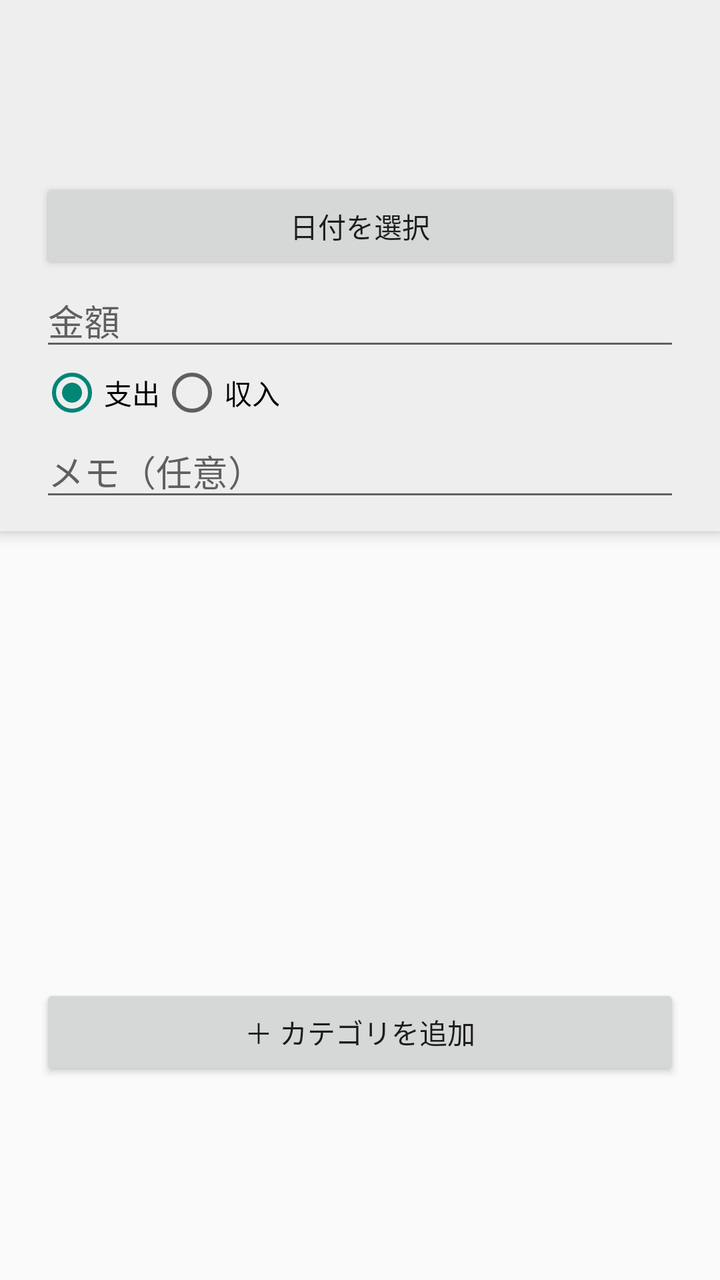
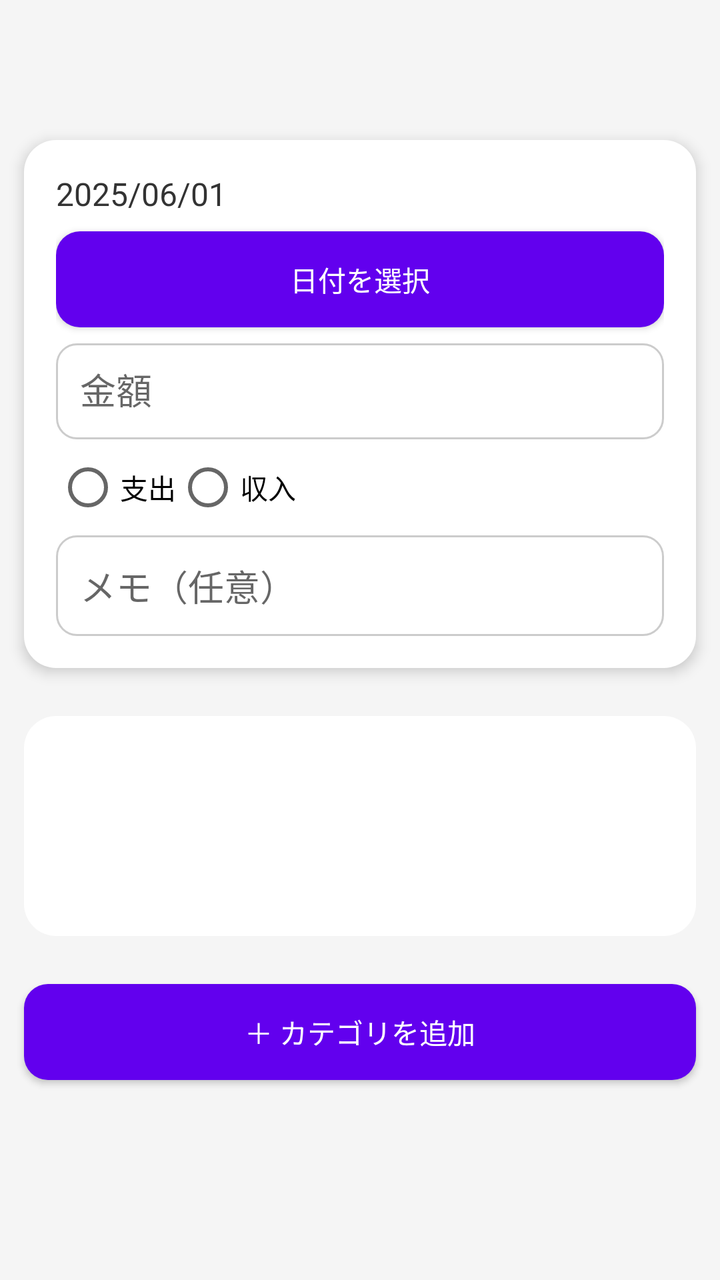

An Android layout rendered at two revisions. The XML below is the earlier revision; the diff shows what the commit changed to produce the second picture.
<!-- AndroidManifest.xml: application theme Theme.OkoLog -->
<!-- res/layout/register_fragment.xml -->
<?xml version="1.0" encoding="utf-8"?>

<LinearLayout
    xmlns:android="http://schemas.android.com/apk/res/android"
    android:id="@+id/layout_add"
    android:layout_width="match_parent"
    android:layout_height="match_parent"
    android:orientation="vertical">

    
    <LinearLayout
        android:id="@+id/fixed_top"
        android:layout_width="match_parent"
        android:layout_height="wrap_content"
        android:orientation="vertical"
        android:paddingTop="70dp"
        android:paddingBottom="10dp"
        android:paddingLeft="20dp"
        android:paddingRight="20dp"
        android:background="#EEEEEE"
        android:elevation="4dp">
        
        <TextView
            android:id="@+id/date_text"
            android:layout_width="wrap_content"
            android:layout_height="wrap_content" />
        
        <Button
            android:id="@+id/btn_pick_date"
            android:layout_width="match_parent"
            android:layout_height="wrap_content"
            android:text="日付を選択" />
        
        <EditText
            android:id="@+id/et_amount"
            android:layout_width="match_parent"
            android:layout_height="wrap_content"
            android:hint="金額"
            android:inputType="number"
            android:maxLength="7"/> 
        
        <RadioGroup
            android:id="@+id/radio_type"
            android:layout_width="match_parent"
            android:layout_height="wrap_content"
            android:orientation="horizontal">
            <RadioButton
                android:id="@+id/radio_expense"
                android:layout_width="wrap_content"
                android:layout_height="wrap_content"
                android:checked="true"
                android:text="支出" />
            <RadioButton
                android:id="@+id/radio_income"
                android:layout_width="wrap_content"
                android:layout_height="wrap_content"
                android:text="収入" />

        </RadioGroup>
        
        <EditText
            android:id="@+id/et_memo"
            android:layout_width="match_parent"
            android:layout_height="wrap_content"
            android:hint="メモ（任意）"
            android:maxLength="20"/>
    </LinearLayout>

    
    <ScrollView
        android:id="@+id/scrollView_categories"
        android:layout_width="match_parent"
        android:layout_height="0dp"
        android:layout_weight="1"
        android:paddingTop="30dp"
        android:paddingLeft="20dp"
        android:paddingRight="20dp">

        <LinearLayout
            android:id="@+id/category_container"
            android:layout_width="match_parent"
            android:layout_height="wrap_content"
            android:orientation="vertical">
            
        </LinearLayout>
    </ScrollView>
    
    <Button
        android:id="@+id/btn_add_category"
        android:text="＋ カテゴリを追加"
        android:layout_width="match_parent"
        android:layout_height="wrap_content"
        android:layout_marginTop="8dp"
        android:layout_marginLeft="20dp"
        android:layout_marginRight="20dp"
        android:layout_marginBottom="100dp"/>
</LinearLayout>
<!-- resources referenced by this layout -->
<resources>
  <style name="Theme.OkoLog" parent="Theme.AppCompat.Light.NoActionBar" />
</resources>

<!-- the commit's change to res/layout/register_fragment.xml (unified diff, before → after) -->
@@ -5,7 +5,8 @@
     android:id="@+id/layout_add"
     android:layout_width="match_parent"
     android:layout_height="match_parent"
-    android:orientation="vertical">
+    android:orientation="vertical"
+    android:background="#F5F5F5"> 
 
     
     <LinearLayout
@@ -13,31 +14,47 @@
         android:layout_width="match_parent"
         android:layout_height="wrap_content"
         android:orientation="vertical"
-        android:paddingTop="70dp"
-        android:paddingBottom="10dp"
-        android:paddingLeft="20dp"
-        android:paddingRight="20dp"
-        android:background="#EEEEEE"
+        android:padding="16dp"
+        android:layout_marginTop="70dp"
+        android:layout_marginLeft="12dp"
+        android:layout_marginBottom="12dp"
+        android:layout_marginRight="12dp"
+        android:background="@drawable/bg_rounded_card"
         android:elevation="4dp">
+
         
         <TextView
             android:id="@+id/date_text"
             android:layout_width="wrap_content"
-            android:layout_height="wrap_content" />
+            android:layout_height="wrap_content"
+            android:text="2025/06/01"
+            android:textSize="16sp"
+            android:textColor="#333333" />
+
         
         <Button
             android:id="@+id/btn_pick_date"
             android:layout_width="match_parent"
             android:layout_height="wrap_content"
-            android:text="日付を選択" />
+            android:text="日付を選択"
+            android:backgroundTint="#6200EE"
+            android:textColor="@android:color/white"
+            android:layout_marginTop="8dp"
+            android:layout_marginBottom="8dp"
+            android:background="@drawable/bg_rounded_button" />
+
         
         <EditText
             android:id="@+id/et_amount"
             android:layout_width="match_parent"
-            android:layout_height="wrap_content"
+            android:layout_height="48dp"
             android:hint="金額"
             android:inputType="number"
-            android:maxLength="7"/> 
+            android:maxLength="7"
+            android:background="@drawable/bg_rounded_input"
+            android:padding="12dp"
+            android:layout_marginBottom="8dp"/>
+
         
         <RadioGroup
             android:id="@+id/radio_type"
@@ -48,22 +65,24 @@
                 android:id="@+id/radio_expense"
                 android:layout_width="wrap_content"
                 android:layout_height="wrap_content"
-                android:checked="true"
                 android:text="支出" />
             <RadioButton
                 android:id="@+id/radio_income"
                 android:layout_width="wrap_content"
                 android:layout_height="wrap_content"
                 android:text="収入" />
+        </RadioGroup>
 
-        </RadioGroup>
         
         <EditText
             android:id="@+id/et_memo"
             android:layout_width="match_parent"
             android:layout_height="wrap_content"
             android:hint="メモ（任意）"
-            android:maxLength="20"/>
+            android:maxLength="20"
+            android:background="@drawable/bg_rounded_input"
+            android:padding="12dp"
+            android:layout_marginTop="8dp"/>
     </LinearLayout>
 
     
@@ -72,26 +91,27 @@
         android:layout_width="match_parent"
         android:layout_height="0dp"
         android:layout_weight="1"
-        android:paddingTop="30dp"
-        android:paddingLeft="20dp"
-        android:paddingRight="20dp">
+        android:layout_margin="12dp"
+        android:background="@drawable/bg_rounded_card">
 
         <LinearLayout
             android:id="@+id/category_container"
             android:layout_width="match_parent"
             android:layout_height="wrap_content"
-            android:orientation="vertical">
-            
-        </LinearLayout>
+            android:orientation="vertical"
+            android:padding="12dp" />
     </ScrollView>
+
     
     <Button
         android:id="@+id/btn_add_category"
-        android:text="＋ カテゴリを追加"
         android:layout_width="match_parent"
         android:layout_height="wrap_content"
-        android:layout_marginTop="8dp"
-        android:layout_marginLeft="20dp"
-        android:layout_marginRight="20dp"
-        android:layout_marginBottom="100dp"/>
+        android:text="＋ カテゴリを追加"
+        android:layout_marginTop="12dp"
+        android:layout_marginRight="12dp"
+        android:layout_marginLeft="12dp"
+        android:layout_marginBottom="100dp"
+        android:background="@drawable/bg_rounded_button"
+        android:textColor="@android:color/white"/>
 </LinearLayout>
<!-- resource entries referenced after the edit -->
@@ -1,5 +1,36 @@
 <!-- resources referenced by this layout -->
 <resources>
+  <!-- drawable bg_rounded_button (drawable) -->
+  <?xml version="1.0" encoding="utf-8"?>
+  
+  <shape xmlns:android="http://schemas.android.com/apk/res/android"
+      android:shape="rectangle">
+      <solid android:color="#6200EE"/>
+      <corners android:radius="12dp"/>
+  </shape>
+  <!-- drawable bg_rounded_card (drawable) -->
+  <?xml version="1.0" encoding="utf-8"?>
+  
+  <shape xmlns:android="http://schemas.android.com/apk/res/android"
+      android:shape="rectangle">
+      <solid android:color="@android:color/white" />
+      <corners android:radius="16dp" />
+      <padding
+          android:left="12dp"
+          android:top="12dp"
+          android:right="12dp"
+          android:bottom="12dp"/>
+      <elevation android:height="4dp"/>
+  </shape>
+  <!-- drawable bg_rounded_input (drawable) -->
+  <?xml version="1.0" encoding="utf-8"?>
+  
+  <shape xmlns:android="http://schemas.android.com/apk/res/android"
+      android:shape="rectangle">
+      <solid android:color="#FFFFFF"/>
+      <stroke android:width="1dp" android:color="#CCCCCC"/>
+      <corners android:radius="10dp"/>
+  </shape>
   <style name="Theme.OkoLog" parent="Theme.AppCompat.Light.NoActionBar" />
 </resources>
 
